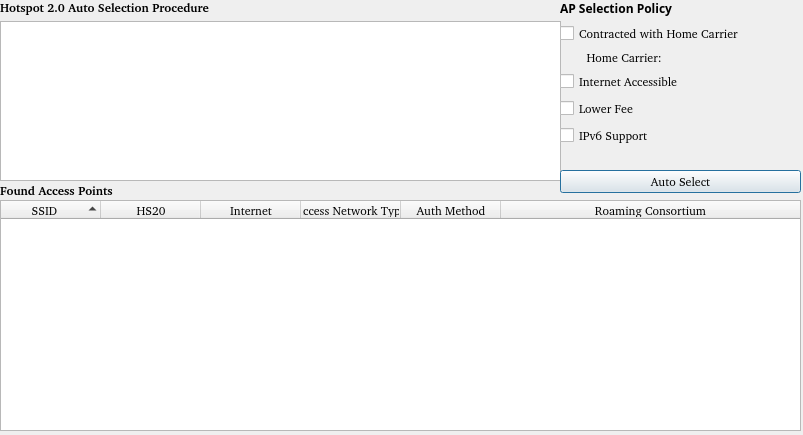
Qt form wpa_supplicant/wpa_gui-qt4/hotspot2.ui (furtherLee/wpa_supplicant_demo) before a commit.
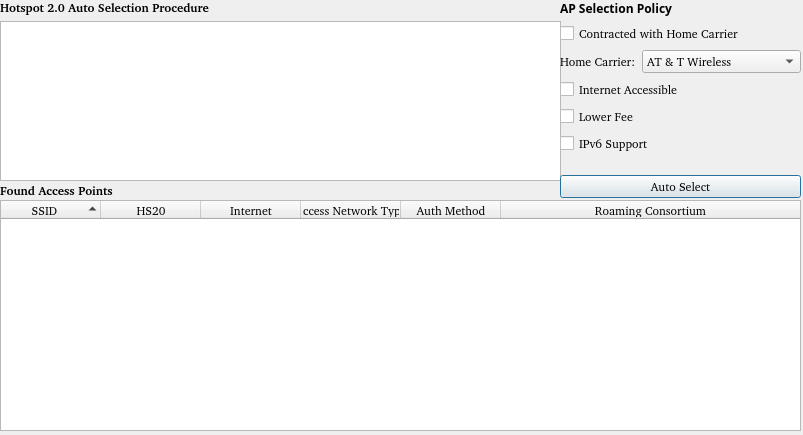
The same form after that commit.

Commit message: mv config to hotspot2 plane

```diff
--- a/wpa_supplicant/wpa_gui-qt4/hotspot2.ui
+++ b/wpa_supplicant/wpa_gui-qt4/hotspot2.ui
@@ -221,7 +221,7 @@
      <x>560</x>
      <y>0</y>
      <width>241</width>
-     <height>193</height>
+     <height>198</height>
     </rect>
    </property>
    <layout class="QVBoxLayout" name="verticalLayout_2">
@@ -255,19 +255,6 @@
     </item>
     <item>
      <layout class="QFormLayout" name="formLayout_2">
-      <item row="0" column="1">
-       <widget class="QLabel" name="ouiLab">
-        <property name="font">
-         <font>
-          <family>Bitstream Charter</family>
-          <pointsize>9</pointsize>
-         </font>
-        </property>
-        <property name="text">
-         <string/>
-        </property>
-       </widget>
-      </item>
       <item row="0" column="0">
        <widget class="QLabel" name="label_2">
         <property name="font">
@@ -277,10 +264,35 @@
          </font>
         </property>
         <property name="text">
-         <string>        Home Carrier:</string>
+         <string>Home Carrier:</string>
         </property>
        </widget>
       </item>
+      <item row="0" column="1">
+       <widget class="QComboBox" name="carrierSelect">
+        <property name="font">
+         <font>
+          <family>Bitstream Charter</family>
+          <pointsize>9</pointsize>
+         </font>
+        </property>
+        <item>
+         <property name="text">
+          <string>AT &amp; T Wireless</string>
+         </property>
+        </item>
+        <item>
+         <property name="text">
+          <string>Verizon Wireless</string>
+         </property>
+        </item>
+        <item>
+         <property name="text">
+          <string>T-Mobile Wireless</string>
+         </property>
+        </item>
+       </widget>
+      </item>
      </layout>
     </item>
     <item>
```
The commit also changes 4 other files.
